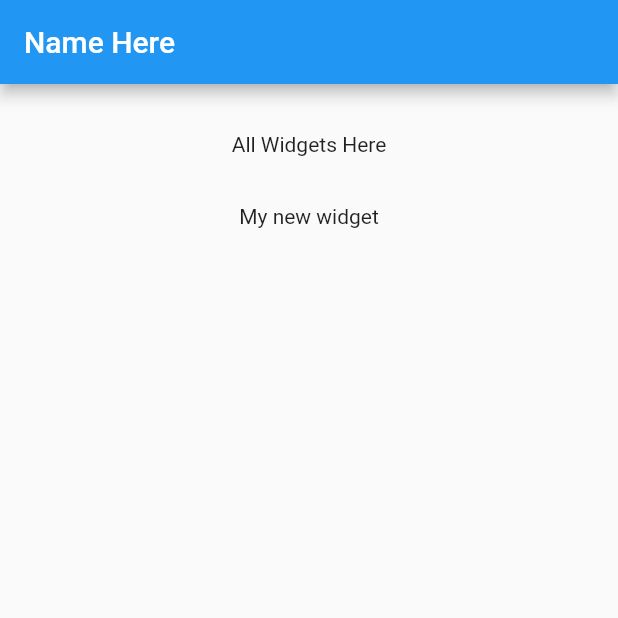
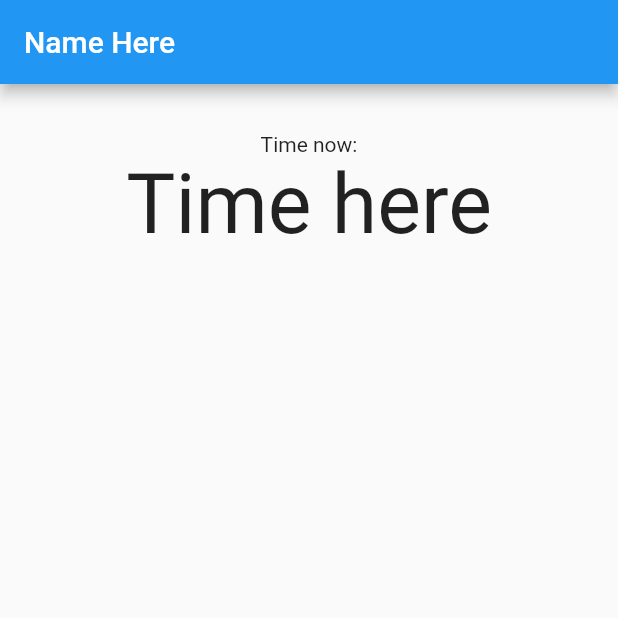
Before and after one commit to MrAnsheff/nn, a Flutter app: the first screen one second after launch, on a phone screen of 412 x 824 dp, the top half of it. Run offline on Flutter 3.47's test engine with Material 2 defaults, Android fonts, the phone set to English and light mode, and no system bars.

Commit message:
Clock With StatefulWidget

```diff
--- /dev/null
+++ b/lib/clock.dart
@@ -0,0 +1,32 @@
+import 'package:flutter/material.dart';
+import 'package:intl/intl.dart';
+import 'dart:async';
+
+class Clock extends StatefulWidget {
+  @override
+  _ClockState createState() => new _ClockState();
+}
+
+class _ClockState extends State<Clock> {
+  String _value = "Time here";
+  Timer _timer;
+  @override
+  void initState() {
+    // TODO: implement initState
+    _timer = new Timer.periodic(new Duration(seconds: 1), _onTick);
+  }
+
+  void _onTick(Timer timer) {
+    var now = new DateTime.now();
+    var formatter = new DateFormat("hh:mm:ss");
+    var formatted = formatter.format(now);
+    setState(() {
+      _value = formatted;
+    });
+  }
+
+  @override
+  Widget build(BuildContext context) {
+    return new Text(_value, style: new TextStyle(fontSize: 55.0),);
+  }
+}
--- a/lib/main.dart
+++ b/lib/main.dart
@@ -1,5 +1,6 @@
 import 'package:flutter/material.dart';
-import 'mywidget.dart';
+import 'clock.dart';
+
 
 void main() {
   runApp(new MaterialApp(
@@ -24,8 +25,9 @@ class _State extends State<MyApp> {
         child: new Center(
           child: new Column(
             children: <Widget>[
-              new Text('All Widgets Here'),
-              new MyWidget(),
+              new Text('Time now:'),
+              new Clock(),
+
             ],
           ),
         ),
--- a/lib/mywidget.dart
+++ /dev/null
@@ -1,10 +0,0 @@
-import 'package:flutter/material.dart';
-
-class MyWidget extends StatelessWidget{
-  build(context){
-    return new Container(
-      padding: new EdgeInsets.all(32.0),
-      child: new Text('My new widget'),
-    );
-  }
-}
--- a/pubspec.yaml
+++ b/pubspec.yaml
@@ -20,6 +20,7 @@ dependencies:
   # Use with the CupertinoIcons class for iOS style icons.
   cupertino_icons: ^0.1.2
   charts_flutter: ^0.4.0
+  intl: ^0.15.7
 
 dev_dependencies:
   flutter_test:
```
Also changed, not shown: pubspec.lock.
